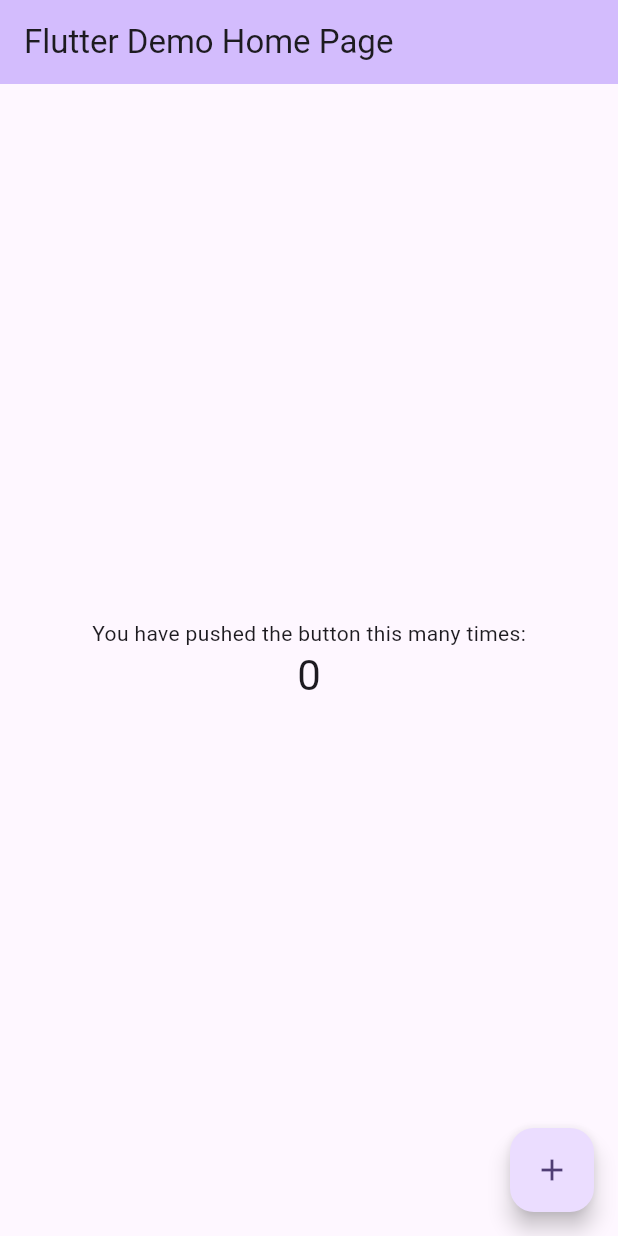
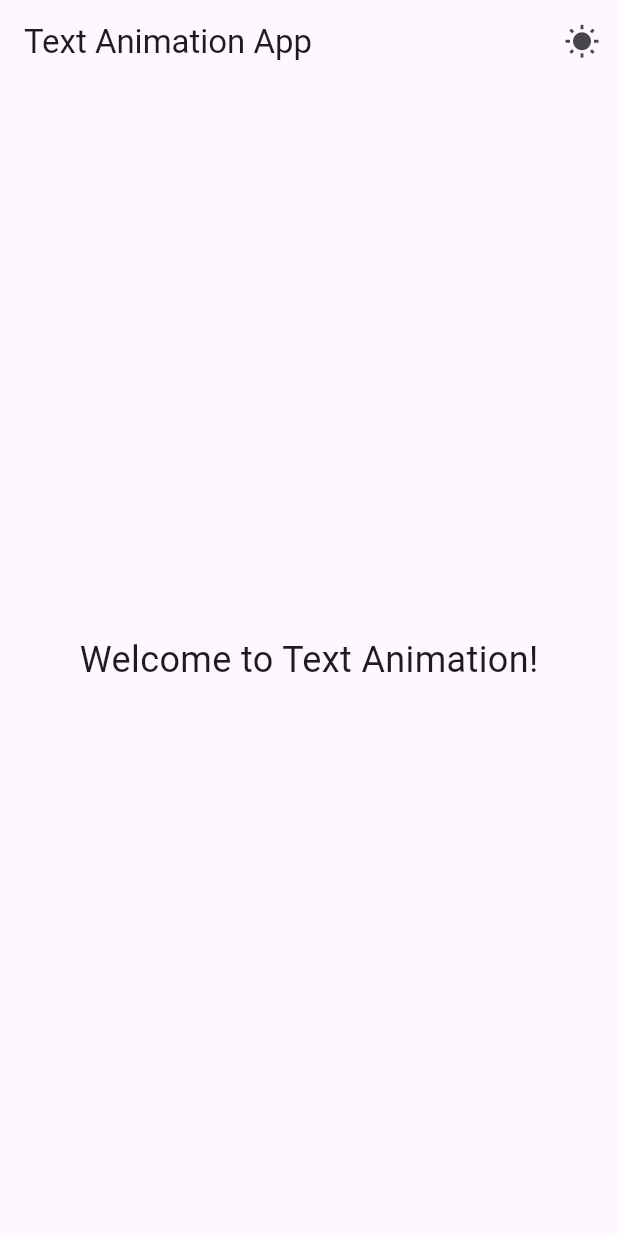
Before and after one commit to sarvanix/textanimation, a Flutter app: the screen it shows after launch, on a phone screen of 412 x 824 dp. Run offline on Flutter 3.47's test engine with Material 3 defaults, Android fonts, the phone set to English and light mode, and no system bars.

Commit message:
Step 1: Set up basic app structure with theme toggle

```diff
--- a/lib/main.dart
+++ b/lib/main.dart
@@ -1,125 +1,58 @@
 import 'package:flutter/material.dart';
 
 void main() {
-  runApp(const MyApp());
+  runApp(MyApp());
 }
 
 class MyApp extends StatelessWidget {
   const MyApp({super.key});
 
-  // This widget is the root of your application.
   @override
   Widget build(BuildContext context) {
     return MaterialApp(
-      title: 'Flutter Demo',
-      theme: ThemeData(
-        // This is the theme of your application.
-        //
-        // TRY THIS: Try running your application with "flutter run". You'll see
-        // the application has a purple toolbar. Then, without quitting the app,
-        // try changing the seedColor in the colorScheme below to Colors.green
-        // and then invoke "hot reload" (save your changes or press the "hot
-        // reload" button in a Flutter-supported IDE, or press "r" if you used
-        // the command line to start the app).
-        //
-        // Notice that the counter didn't reset back to zero; the application
-        // state is not lost during the reload. To reset the state, use hot
-        // restart instead.
-        //
-        // This works for code too, not just values: Most code changes can be
-        // tested with just a hot reload.
-        colorScheme: ColorScheme.fromSeed(seedColor: Colors.deepPurple),
-        useMaterial3: true,
-      ),
-      home: const MyHomePage(title: 'Flutter Demo Home Page'),
+      debugShowCheckedModeBanner: false,
+      theme: ThemeData.light(),
+      darkTheme: ThemeData.dark(),
+      themeMode: ThemeMode.system, // Auto-switch based on device setting
+      home: HomeScreen(),
     );
   }
 }
 
-class MyHomePage extends StatefulWidget {
-  const MyHomePage({super.key, required this.title});
-
-  // This widget is the home page of your application. It is stateful, meaning
-  // that it has a State object (defined below) that contains fields that affect
-  // how it looks.
-
-  // This class is the configuration for the state. It holds the values (in this
-  // case the title) provided by the parent (in this case the App widget) and
-  // used by the build method of the State. Fields in a Widget subclass are
-  // always marked "final".
-
-  final String title;
+class HomeScreen extends StatefulWidget {
+  const HomeScreen({super.key});
 
   @override
-  State<MyHomePage> createState() => _MyHomePageState();
+  _HomeScreenState createState() => _HomeScreenState();
 }
 
-class _MyHomePageState extends State<MyHomePage> {
-  int _counter = 0;
+class _HomeScreenState extends State<HomeScreen> {
+  bool isDarkMode = false;
 
-  void _incrementCounter() {
+  void toggleTheme() {
     setState(() {
-      // This call to setState tells the Flutter framework that something has
-      // changed in this State, which causes it to rerun the build method below
-      // so that the display can reflect the updated values. If we changed
-      // _counter without calling setState(), then the build method would not be
-      // called again, and so nothing would appear to happen.
-      _counter++;
+      isDarkMode = !isDarkMode;
     });
   }
 
   @override
   Widget build(BuildContext context) {
-    // This method is rerun every time setState is called, for instance as done
-    // by the _incrementCounter method above.
-    //
-    // The Flutter framework has been optimized to make rerunning build methods
-    // fast, so that you can just rebuild anything that needs updating rather
-    // than having to individually change instances of widgets.
     return Scaffold(
       appBar: AppBar(
-        // TRY THIS: Try changing the color here to a specific color (to
-        // Colors.amber, perhaps?) and trigger a hot reload to see the AppBar
-        // change color while the other colors stay the same.
-        backgroundColor: Theme.of(context).colorScheme.inversePrimary,
-        // Here we take the value from the MyHomePage object that was created by
-        // the App.build method, and use it to set our appbar title.
-        title: Text(widget.title),
+        title: Text("Text Animation App"),
+        actions: [
+          IconButton(
+            icon: Icon(isDarkMode ? Icons.nightlight_round : Icons.wb_sunny),
+            onPressed: toggleTheme,
+          ),
+        ],
       ),
       body: Center(
-        // Center is a layout widget. It takes a single child and positions it
-        // in the middle of the parent.
-        child: Column(
-          // Column is also a layout widget. It takes a list of children and
-          // arranges them vertically. By default, it sizes itself to fit its
-          // children horizontally, and tries to be as tall as its parent.
-          //
-          // Column has various properties to control how it sizes itself and
-          // how it positions its children. Here we use mainAxisAlignment to
-          // center the children vertically; the main axis here is the vertical
-          // axis because Columns are vertical (the cross axis would be
-          // horizontal).
-          //
-          // TRY THIS: Invoke "debug painting" (choose the "Toggle Debug Paint"
-          // action in the IDE, or press "p" in the console), to see the
-          // wireframe for each widget.
-          mainAxisAlignment: MainAxisAlignment.center,
-          children: <Widget>[
-            const Text(
-              'You have pushed the button this many times:',
-            ),
-            Text(
-              '$_counter',
-              style: Theme.of(context).textTheme.headlineMedium,
-            ),
-          ],
+        child: Text(
+          "Welcome to Text Animation!",
+          style: TextStyle(fontSize: 24),
         ),
       ),
-      floatingActionButton: FloatingActionButton(
-        onPressed: _incrementCounter,
-        tooltip: 'Increment',
-        child: const Icon(Icons.add),
-      ), // This trailing comma makes auto-formatting nicer for build methods.
     );
   }
 }
```
